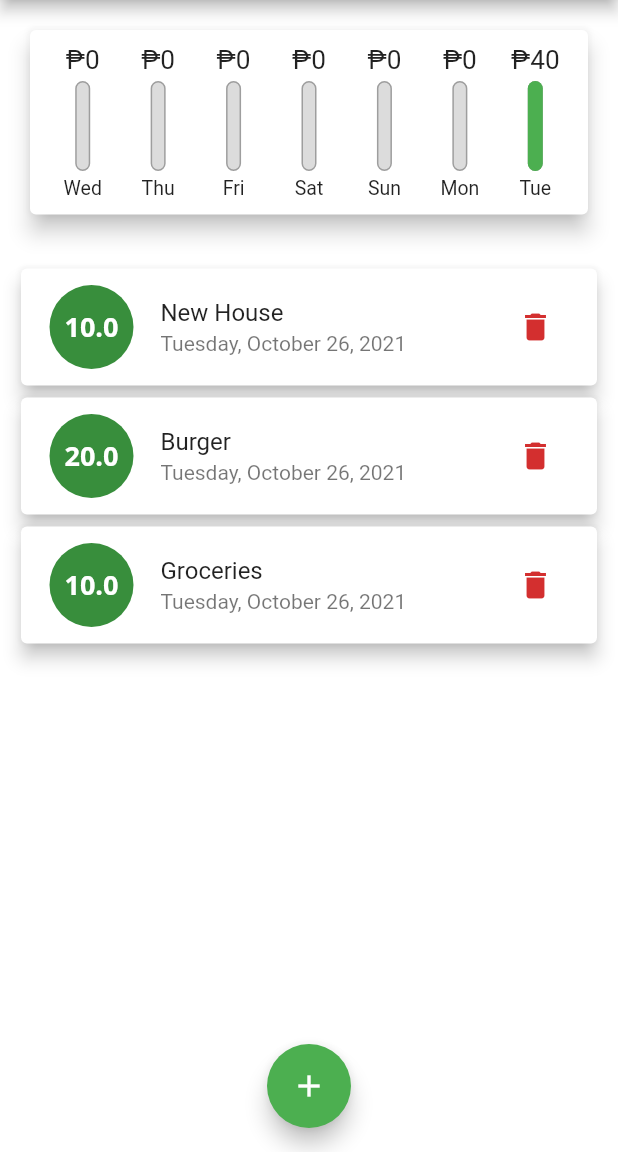
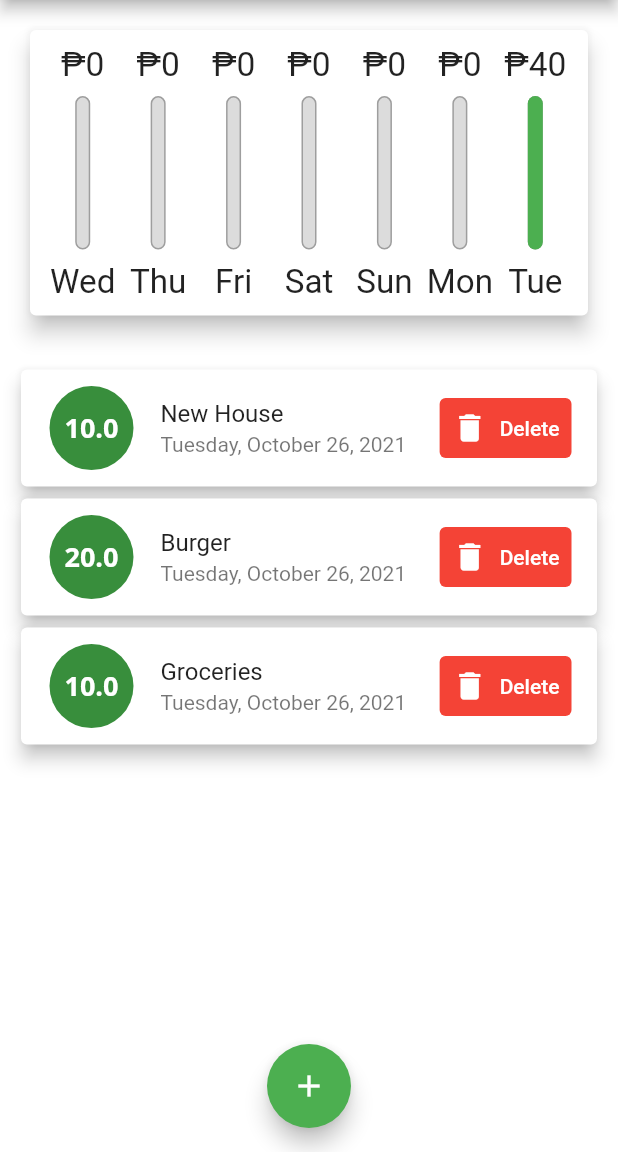
Before and after one commit to orbitsdev/expenseapp, a Flutter app: the screen it shows after launch, on a phone screen of 412 x 824 dp, the part 84-1236 px from its top. Run offline on Flutter 3.47's test engine with Material 2 defaults, Android fonts, the light colour scheme and no system bars.

Commit message:
app for ios

```diff
--- a/lib/main.dart
+++ b/lib/main.dart
@@ -1,8 +1,19 @@
 import 'package:expenseapp/welcome.dart';
 import 'package:flutter/material.dart';
+import 'package:flutter/services.dart';
 
 
-void main()=> runApp(MaterialApp(
+void main(){
+  // WidgetsFlutterBinding.ensureInitialized();
+  // SystemChrome.setPreferredOrientations(
+  //   [
+  //     DeviceOrientation.portraitUp,
+  //     DeviceOrientation.portraitDown,
+  //   ]
+  // );
+
+
+  runApp(MaterialApp(
   theme: ThemeData(
     primarySwatch: Colors.green,
     fontFamily: 'OpenSans',
@@ -13,3 +24,4 @@ void main()=> runApp(MaterialApp(
   ),
   home: Welcome()
 ));
+}
--- a/lib/welcome.dart
+++ b/lib/welcome.dart
@@ -1,3 +1,5 @@
+import 'dart:io';
+
 import 'package:expenseapp/models/transaction.dart';
 import 'package:expenseapp/widgets/chart.dart';
 import 'package:expenseapp/widgets/new_transaction.dart';
@@ -21,6 +23,7 @@ class _WelcomeState extends State<Welcome> {
         id: 't3', title: 'Groceries', amount: 10.00, date: DateTime.now()),
   ];
 
+  bool _isShow = false;
   List<Transaction> get _recentTransaction {
     return _userTransaction.where((element) {
       return element.date.isAfter(DateTime.now().subtract(
@@ -61,10 +64,13 @@ class _WelcomeState extends State<Welcome> {
 
   @override
   Widget build(BuildContext context) {
-    return Scaffold(
-      appBar: AppBar(
-        title:
-            Text('Expense App', style: Theme.of(context).textTheme.headline1),
+    final mediaquery = MediaQuery.of(context);
+
+    // return boolean data. check if the phonse is on landscape mode
+    final isLandScape = mediaquery.orientation == Orientation.landscape;
+
+    final appBar = AppBar(
+      title: Text('Expense App', style: Theme.of(context).textTheme.headline1),
       actions: [
         IconButton(
             onPressed: () {
@@ -72,46 +78,60 @@ class _WelcomeState extends State<Welcome> {
             },
             icon: Icon(Icons.add)),
       ],
-      ),
-      backgroundColor: Colors.white,
-      body: _userTransaction.length <= 0
-          ? Container(
-            padding: EdgeInsets.only(top:50),
-            height: MediaQuery.of(context).size.height,
-            alignment: Alignment.center,
-            child: Column(
-
+    );
+    final listWediget = Column(
       children: [
-                  Text(
-                    'Record is Empty',
-                    style: TextStyle(fontSize: 16 , color: Colors.grey,),
-
-                  ),
         Container(
-                    height: 200,
-
-                    child: Image.asset(
-                      'assets/images/marketing.jpg',
-                      fit: BoxFit.cover,
-                    ),
+          height: (mediaquery.size.height -
+                  appBar.preferredSize.height -
+                  mediaquery.padding.top) *
+              0.7,
+          child: TransactionList(
+              transactionlist: _userTransaction,
+              deletetransaction: _deleteTransaction),
         ),
       ],
-              ),
-          )
-          : ListView(
+    );
+
+    return Scaffold(
+      appBar: appBar,
+      backgroundColor: Colors.white,
+      body: ListView(
         children: [
-                Chart(recentTransaction: _recentTransaction),
-                Column(
-                  children: [
-                    TransactionList(
-                        transactionlist: _userTransaction,
-                        deletetransaction: _deleteTransaction),
-                  ],
-                ),
+          if (isLandScape)
+            Row(mainAxisAlignment: MainAxisAlignment.center, children: [
+              Text('Show Chart'),
+              Switch(
+                  value: _isShow,
+                  onChanged: (val) {
+                    setState(() {
+                      _isShow = val;
+                    });
+                  }),
+            ]),
+          if (isLandScape)
+            _isShow
+                ? Container(
+                    height: (mediaquery.size.height -
+                            appBar.preferredSize.height -
+                            mediaquery.padding.top) *
+                        0.7,
+                    child: Chart(recentTransaction: _recentTransaction))
+                : listWediget,
+          if (!isLandScape)
+            Container(
+                height: (mediaquery.size.height -
+                        appBar.preferredSize.height -
+                        mediaquery.padding.top) *
+                    0.3,
+                child: Chart(recentTransaction: _recentTransaction)),
+          if (!isLandScape) listWediget,
         ],
       ),
       floatingActionButtonLocation: FloatingActionButtonLocation.centerFloat,
-      floatingActionButton: FloatingActionButton(
+
+
+      floatingActionButton: Platform.isIOS ?  Container() :  FloatingActionButton(
         onPressed: () {
           _startAddNewTransaction(context);
         },
--- a/lib/widgets/chart_bar.dart
+++ b/lib/widgets/chart_bar.dart
@@ -13,19 +13,21 @@ class ChartBar extends StatelessWidget {
 
   @override
   Widget build(BuildContext context) {
-    return Column(
+
+    return LayoutBuilder(builder: (context , constraints){
+      return Column(
       children: [
         Container(
-          height: 20,
+          height: constraints.maxHeight * 0.15,
           child: FittedBox(
             child: Text('\₱${spendingamount.toStringAsFixed(0)}')),
         ),
         SizedBox(
-          height: 4,
+          height: constraints.maxHeight * 0.05,
         ),
         Container(
           width: 10,
-          height: 60,
+          height: constraints.maxHeight * 0.6,
           child: Stack(
             children: [
 
@@ -55,9 +57,10 @@ class ChartBar extends StatelessWidget {
           ),
         ),
 
-        SizedBox(height: 4,),
-        Container( height: 15, child: FittedBox(child: Text('${dayslabel}', style: TextStyle( fontSize: 13, ))))
+        SizedBox(height: constraints.maxHeight * 0.05,),
+        Container( height: constraints.maxHeight * 0.15, child: FittedBox(child: Text('${dayslabel}', style: TextStyle( fontSize: 13, ))))
       ],
     );
+    })    ;
   }
 }
--- a/lib/widgets/new_transaction.dart
+++ b/lib/widgets/new_transaction.dart
@@ -60,7 +60,16 @@ class _NewTransactionState extends State<NewTransaction> {
 
   @override
   Widget build(BuildContext context) {
-    return Column(
+     final mediaquery = MediaQuery.of(context);
+    return SingleChildScrollView(
+      child: Container(
+        padding: EdgeInsets.only(
+          top: 10,
+          left: 10,
+          right: 10,
+          bottom: mediaquery.viewInsets.bottom + 10,
+        ),
+        child: Column(
           crossAxisAlignment: CrossAxisAlignment.end,
           children: [
             TextField(
@@ -104,6 +113,8 @@ class _NewTransactionState extends State<NewTransaction> {
                 child: ElevatedButton(
                     onPressed: _submitData, child: Text('Add Transaction'))),
           ],
+        ),
+      ),
     );
   }
 }
--- a/lib/widgets/transaction_list.dart
+++ b/lib/widgets/transaction_list.dart
@@ -17,13 +17,33 @@ class TransactionList extends StatefulWidget {
 }
 
 class _TransactionListState extends State<TransactionList> {
+
   @override
   Widget build(BuildContext context) {
-    return Container(
-      constraints: BoxConstraints(
-        maxHeight: MediaQuery.of(context).size.height,
+        final mediaquery = MediaQuery.of(context);
+   return widget.transactionlist.isEmpty ? LayoutBuilder(
+            builder: (context, constraints) {
+              return Column(
+                children: [
+                  Text(
+                    'Record is Empty',
+                    style: TextStyle(
+                      fontSize: 16,
+                      color: Colors.grey,
                     ),
-      child: Container(
+                  ),
+                  Container(
+                    height: constraints.maxHeight * 0.6,
+                    child: Image.asset(
+                      'assets/images/marketing.jpg',
+                      fit: BoxFit.cover,
+                    ),
+                  ),
+                ],
+              );
+            },
+          )
+        : Container(
             margin: EdgeInsets.symmetric(horizontal: 10, vertical: 12),
             child: ListView.builder(
                 itemCount: widget.transactionlist.length,
@@ -32,6 +52,7 @@ class _TransactionListState extends State<TransactionList> {
                     elevation: 5,
                     child: Container(
                       margin: EdgeInsets.symmetric(horizontal: 1, vertical: 3),
+
                       child: ListTile(
                         leading: CircleAvatar(
                           radius: 30,
@@ -44,16 +65,23 @@ class _TransactionListState extends State<TransactionList> {
                         title: Text(widget.transactionlist[index].title),
                         subtitle: Text(DateFormat.yMMMMEEEEd()
                             .format(widget.transactionlist[index].date)),
-                    trailing: IconButton(
+                        trailing:
+                        mediaquery.size.width > 360
+                        ? TextButton.icon(onPressed:()=> widget.deletetransaction(
+                                widget.transactionlist[index].id), icon: Icon(Icons.delete), label: Text('Delete'), style: TextButton.styleFrom(
+                                  primary: Colors.white,
+                                  backgroundColor: Colors.red,
+                                ))
+                         : IconButton(
                             onPressed: () => widget.deletetransaction(
                              widget.transactionlist[index].id),
                             icon: Icon(Icons.delete),
                             color: Theme.of(context).errorColor),
+
                       ),
                     ),
                   );
                 }),
-      ),
           );
   }
 }
```
Also changed, not shown: lib/widgets/chart.dart (+12 -11 lines). Lines whose indentation alone changed are shown as unchanged.
